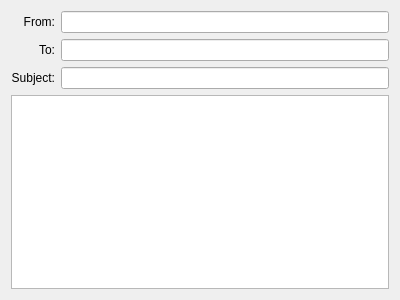
Before: the Qt Designer form lib/taurus/qt/qtgui/panel/report/ui/SendMailForm.ui in taurus-org/taurus, drawn with Qt 5.
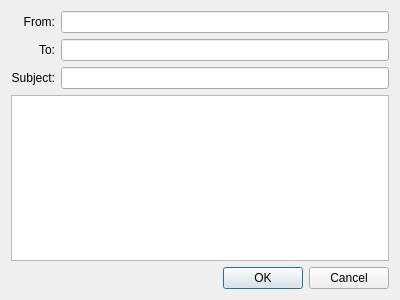
After: the same form once the commit is applied.

Commit message: added send mail form

Diff of the .ui file:
```diff
--- a/lib/taurus/qt/qtgui/panel/report/ui/SendMailForm.ui
+++ b/lib/taurus/qt/qtgui/panel/report/ui/SendMailForm.ui
@@ -55,6 +55,13 @@
    <item row="3" column="0" colspan="2" >
     <widget class="QPlainTextEdit" name="plainTextEditText" />
    </item>
+   <item row="4" column="0" colspan="2" >
+    <widget class="QDialogButtonBox" name="buttonBox" >
+     <property name="standardButtons" >
+      <set>QDialogButtonBox::Cancel|QDialogButtonBox::Ok</set>
+     </property>
+    </widget>
+   </item>
   </layout>
  </widget>
  <resources/>
```
The commit also changes 1 other file.
